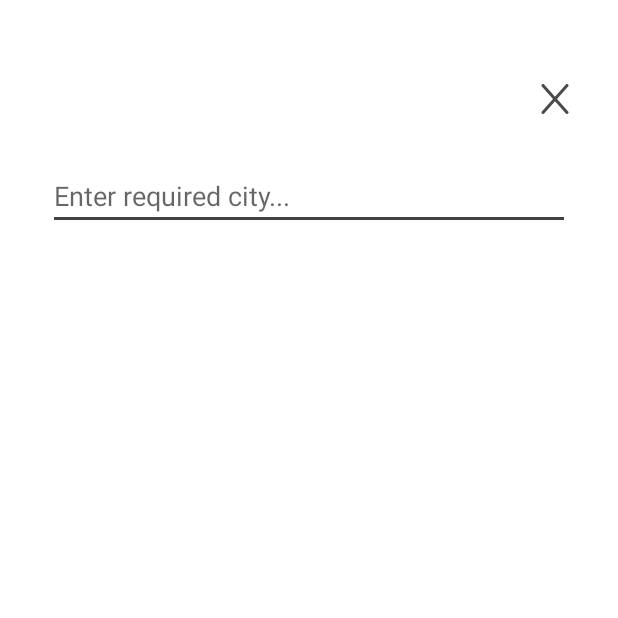
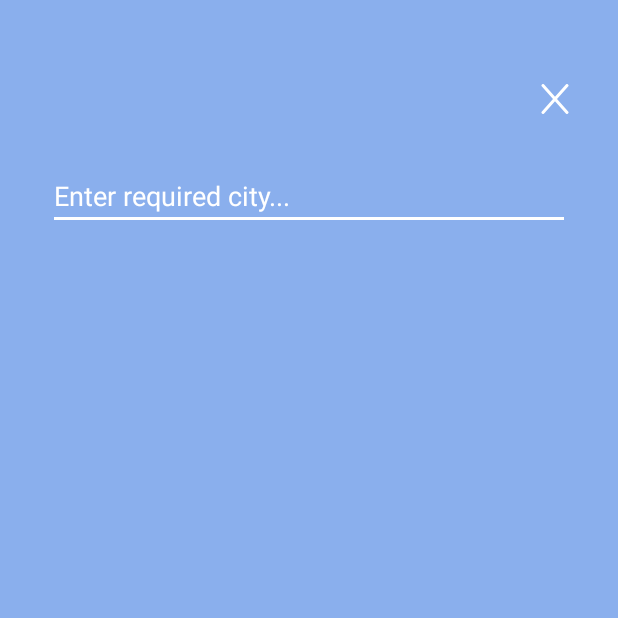
Before and after one commit to kifion/WeatherDemo, an Android app: the screen it shows after launch (SearchActivity), after a tap on an icon or button, on a phone screen of 412 x 824 dp, the top half of it. Run offline under Robolectric (Android 15) with nearby library versions, the phone set to English and light mode, and no system bars; pictures from the network do not load.

Commit message:
Fourth commit

```diff
--- a/app/src/main/java/com/example/weatherapp/data/LocalStateDataHolder.kt
+++ b/app/src/main/java/com/example/weatherapp/data/LocalStateDataHolder.kt
@@ -1,12 +1,17 @@
 package com.example.weatherapp.data
 
 import com.example.weatherapp.domain.DataState
+import com.example.weatherapp.domain.model.CityDetails
 import org.koin.core.component.KoinComponent
 
 class LocalStateDataHolder: KoinComponent {
     var state: DataState = DataState.EMPTY
+    var cities: MutableList<CityDetails> = arrayListOf()
+    var selectedCity: CityDetails = CityDetails()
 
     fun resetState() {
         state = DataState.EMPTY
+        cities = arrayListOf()
+        selectedCity = CityDetails()
     }
 }
--- a/app/src/main/java/com/example/weatherapp/di/AppModule.kt
+++ b/app/src/main/java/com/example/weatherapp/di/AppModule.kt
@@ -10,7 +10,6 @@ import com.example.weatherapp.data.repository.LocalStateRepository
 import com.example.weatherapp.data.repository.NetworkRepository
 import com.example.weatherapp.domain.repository.ILocalStateRepository
 import com.example.weatherapp.presentation.home.HomeActivityViewModel
-import com.example.weatherapp.presentation.radar.RadarActivityViewModel
 import com.example.weatherapp.presentation.search.SearchActivityViewModel
 import org.koin.androidx.viewmodel.dsl.viewModel
 import org.koin.dsl.module
@@ -21,12 +20,11 @@ val mainModule = module {
 
 val viewModelModule = module {
     viewModel { HomeActivityViewModel() }
-    viewModel { RadarActivityViewModel() }
     viewModel { SearchActivityViewModel() }
 }
 
 val repositoryModule = module {
-    factory { provideLocationStateRepository() }
+    single { provideLocationStateRepository() }
     single { NetworkRepository() }
 }
 
--- a/app/src/main/java/com/example/weatherapp/domain/repository/ILocalStateRepository.kt
+++ b/app/src/main/java/com/example/weatherapp/domain/repository/ILocalStateRepository.kt
@@ -1,8 +1,15 @@
 package com.example.weatherapp.domain.repository
 
 import com.example.weatherapp.domain.DataState
+import com.example.weatherapp.domain.model.CityDetails
 
 interface ILocalStateRepository {
     fun setState(state: DataState)
     fun getState(): DataState
+
+    fun addCity(city: CityDetails)
+    fun getCities(): MutableList<CityDetails>
+
+    fun setCurrentCity(city: CityDetails)
+    fun getCurrentCity(): CityDetails
 }
--- a/app/src/main/java/com/example/weatherapp/presentation/Constants.kt
+++ b/app/src/main/java/com/example/weatherapp/presentation/Constants.kt
@@ -5,5 +5,7 @@ class Constants {
         const val DEGREE = "\u00B0"
         const val CITY_KEY = "city"
         const val SEARCH_ACTIVITY_REQUEST_CODE = 0
+        const val MAP_ZOOM = 9.0F
+        const val DAYS_NUMBER = 7
     }
 }
--- a/app/src/main/java/com/example/weatherapp/presentation/home/CityViewPagerFragment.kt
+++ b/app/src/main/java/com/example/weatherapp/presentation/home/CityViewPagerFragment.kt
@@ -20,7 +20,7 @@ class CityViewPagerFragment : Fragment() {
     private var mCallback: Callback? = null
 
     interface Callback {
-        fun setViewPagerCurrentPage(page: Int)
+        fun setCityPagerCurrentPage(page: Int)
     }
 
     override fun onAttach(context: Context) {
--- a/app/src/main/java/com/example/weatherapp/presentation/home/adapter/DayListAdapter.kt
+++ b/app/src/main/java/com/example/weatherapp/presentation/home/adapter/DayListAdapter.kt
@@ -45,7 +45,7 @@ class DayListAdapter(private val clickListener: ClickListener) :
             selected: Int,
             clickListener: ClickListener
         ) = with(itemView) {
-            setOnClickListener { clickListener.onItemClicked(item) }
+            setOnClickListener { clickListener.onDayItemClicked(item) }
             var isSelected = selected == item.dayOfTheWeek
             var drawable = ContextCompat.getDrawable(
                 context,
@@ -66,6 +66,6 @@ class DayListAdapter(private val clickListener: ClickListener) :
     }
 
     interface ClickListener {
-        fun onItemClicked(clickedElement: DayWeather)
+        fun onDayItemClicked(dayWeather: DayWeather)
     }
 }
--- a/app/src/main/java/com/example/weatherapp/presentation/search/SearchActivity.kt
+++ b/app/src/main/java/com/example/weatherapp/presentation/search/SearchActivity.kt
@@ -28,8 +28,7 @@ class SearchActivity : AppCompatActivity(), SearchListAdapter.ClickListener {
         }
 
         close_button.setOnClickListener {
-            val intent = Intent()
-            setResult(Activity.RESULT_OK, intent)
+            setResult(Activity.RESULT_OK, Intent())
             finish()
         }
 
--- a/app/src/main/res/drawable/ic_icon_close.xml
+++ b/app/src/main/res/drawable/ic_icon_close.xml
@@ -8,13 +8,13 @@
       android:strokeWidth="2"
       android:fillColor="#00000000"
       android:fillType="evenOdd"
-      android:strokeColor="#4A4A4A"
+      android:strokeColor="#FFF"
       android:strokeLineCap="round"/>
   <path
       android:pathData="M2,1L18,19"
       android:strokeWidth="2"
       android:fillColor="#00000000"
       android:fillType="evenOdd"
-      android:strokeColor="#4A4A4A"
+      android:strokeColor="#FFF"
       android:strokeLineCap="round"/>
 </vector>
--- a/app/src/main/res/layout/activity_search.xml
+++ b/app/src/main/res/layout/activity_search.xml
@@ -4,6 +4,7 @@
     xmlns:tools="http://schemas.android.com/tools"
     android:layout_width="match_parent"
     android:layout_height="match_parent"
+    android:background="@color/blue"
     tools:context=".presentation.search.SearchActivity">
 
     <androidx.constraintlayout.widget.ConstraintLayout
@@ -35,6 +36,13 @@
         android:layout_marginStart="32dp"
         android:layout_marginTop="24dp"
         android:layout_marginEnd="32dp"
+        android:textColorHint="@color/white"
+        android:shadowColor="@color/white"
+        android:textColorLink="@color/white"
+        android:outlineSpotShadowColor="@color/white"
+        android:outlineAmbientShadowColor="@color/white"
+        android:textColor="@color/white"
+        android:textColorHighlight="@color/white"
         android:hint="Enter required city..."
         app:layout_constraintEnd_toEndOf="parent"
         app:layout_constraintStart_toStartOf="parent"
--- a/app/src/main/res/layout/recycler_view_search_item.xml
+++ b/app/src/main/res/layout/recycler_view_search_item.xml
@@ -12,6 +12,7 @@
         android:layout_marginTop="16dp"
         android:layout_marginBottom="16dp"
         android:text="TextView"
+        android:textColor="@color/white"
         app:layout_constraintBottom_toBottomOf="parent"
         app:layout_constraintStart_toStartOf="parent"
         app:layout_constraintTop_toTopOf="parent" />
--- a/app/src/main/res/values/themes.xml
+++ b/app/src/main/res/values/themes.xml
@@ -6,9 +6,9 @@
         <item name="colorPrimaryVariant">@color/purple_700</item>
         <item name="colorOnPrimary">@color/white</item>
         <!-- Secondary brand color. -->
-        <item name="colorSecondary">@color/dark_grey</item>
-        <item name="colorSecondaryVariant">@color/grey</item>
-        <item name="colorOnSecondary">@color/black</item>
+        <item name="colorSecondary">@color/white</item>
+        <item name="colorSecondaryVariant">@color/white</item>
+        <item name="colorOnSecondary">@color/white</item>
         <!-- Status bar color. -->
         <item name="android:statusBarColor" tools:targetApi="l">?attr/colorPrimaryVariant</item>
         <!-- Customize your theme here. -->
```
Also changed, not shown: app/src/main/java/com/example/weatherapp/data/repository/LocalStateRepository.kt (+15 -0 lines), app/src/main/java/com/example/weatherapp/presentation/home/HomeActivity.kt (+43 -51 lines), app/src/main/java/com/example/weatherapp/presentation/radar/RadarActivity.kt (+8 -16 lines), app/src/main/java/com/example/weatherapp/presentation/radar/RadarActivityViewModel.kt (deleted, +0 -7 lines), app/src/main/res/layout/activity_main.xml (+4 -4 lines).
